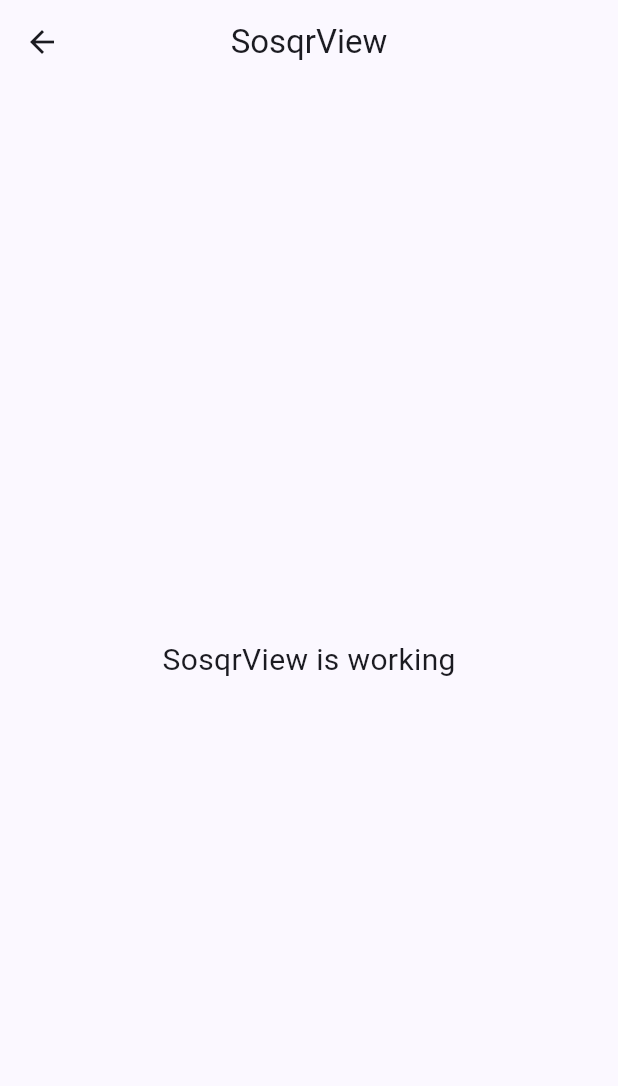
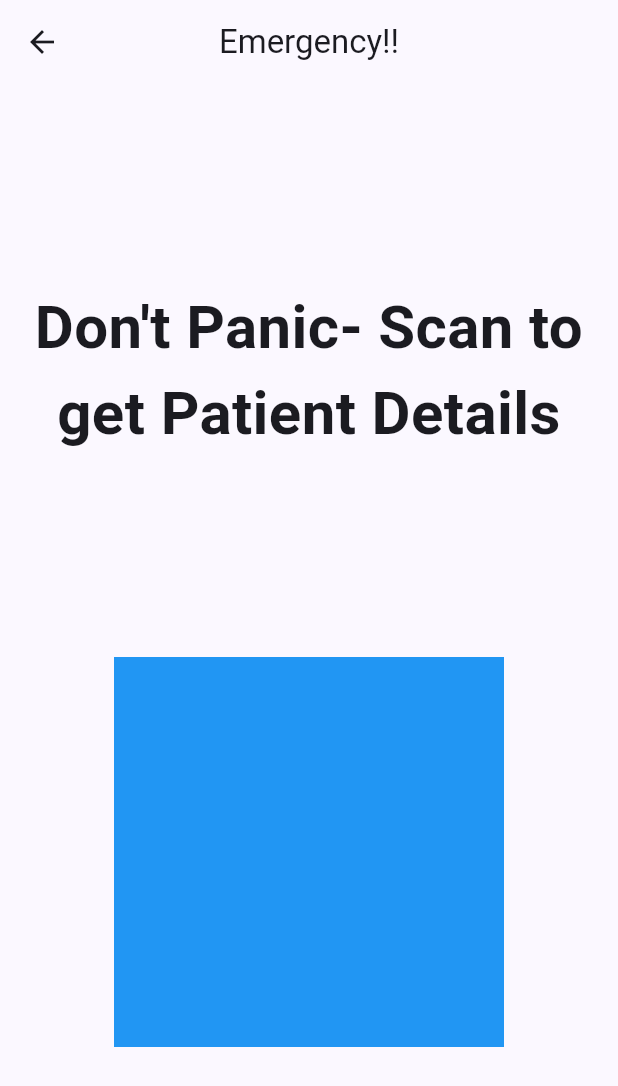
Before and after one commit to AdityaT-19/medvault_user, a Flutter app: the SosqrView screen opened by its route, on a phone screen of 412 x 824 dp. Shown: the top 1086 px of the screen. Run offline on Flutter 3.47's test engine with Material 3 defaults, Android fonts, the phone set to English and light mode, and no system bars; our stand-ins replace animate_do, firebase_core, get; accounts and stored records are empty.

Commit message:
sosqr updated

```diff
--- a/lib/app/modules/sosqr/views/sosqr_view.dart
+++ b/lib/app/modules/sosqr/views/sosqr_view.dart
@@ -10,14 +10,29 @@ class SosqrView extends GetView<SosqrController> {
   Widget build(BuildContext context) {
     return Scaffold(
       appBar: AppBar(
-        title: const Text('SosqrView'),
+        title: const Text('Emergency!!'),
         centerTitle: true,
       ),
-      body: const Center(
-        child: Text(
-          'SosqrView is working',
-          style: TextStyle(fontSize: 20),
-        ),
+      body: Column(
+        mainAxisAlignment: MainAxisAlignment.spaceEvenly,
+        crossAxisAlignment: CrossAxisAlignment.center,
+        children: [
+          const Center(
+            child: Padding(
+              padding: EdgeInsets.all(8.0),
+              child: Text(
+                "Don't Panic- Scan to get Patient Details",
+                style: TextStyle(fontSize: 40, fontWeight: FontWeight.bold,),
+                textAlign: TextAlign.center,
+              ),
+            ),
+          ),
+          Container(
+            color: Colors.blue,
+            height: 260,
+            width: 260,
+          ),
+        ],
       ),
     );
   }
```
Also changed, not shown: pubspec.lock.
